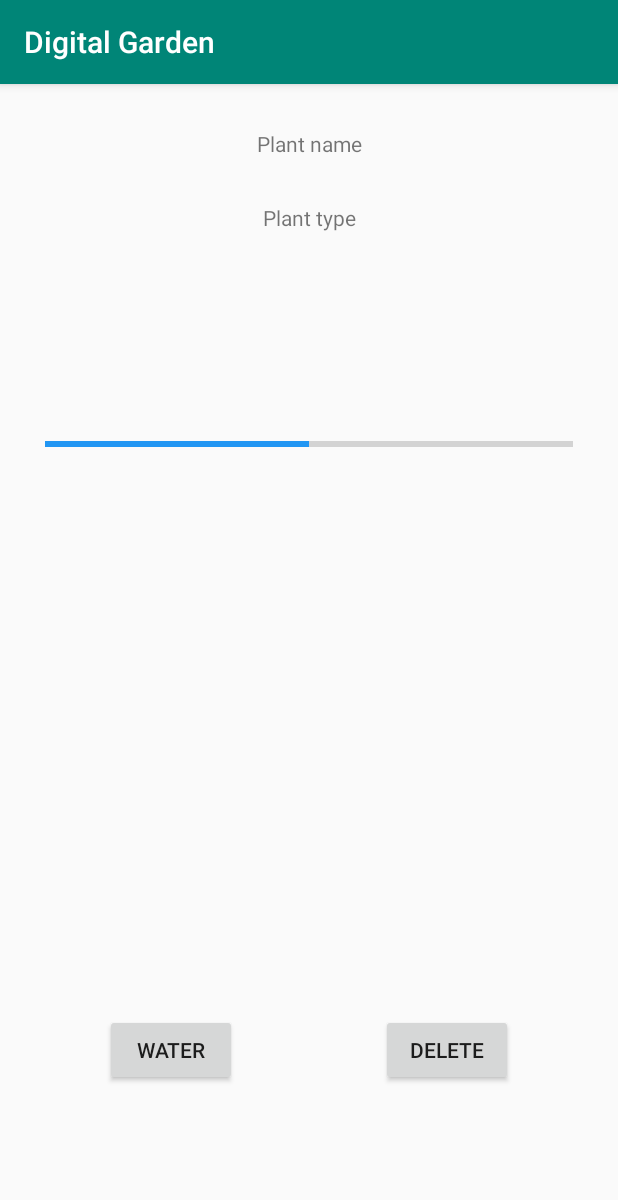
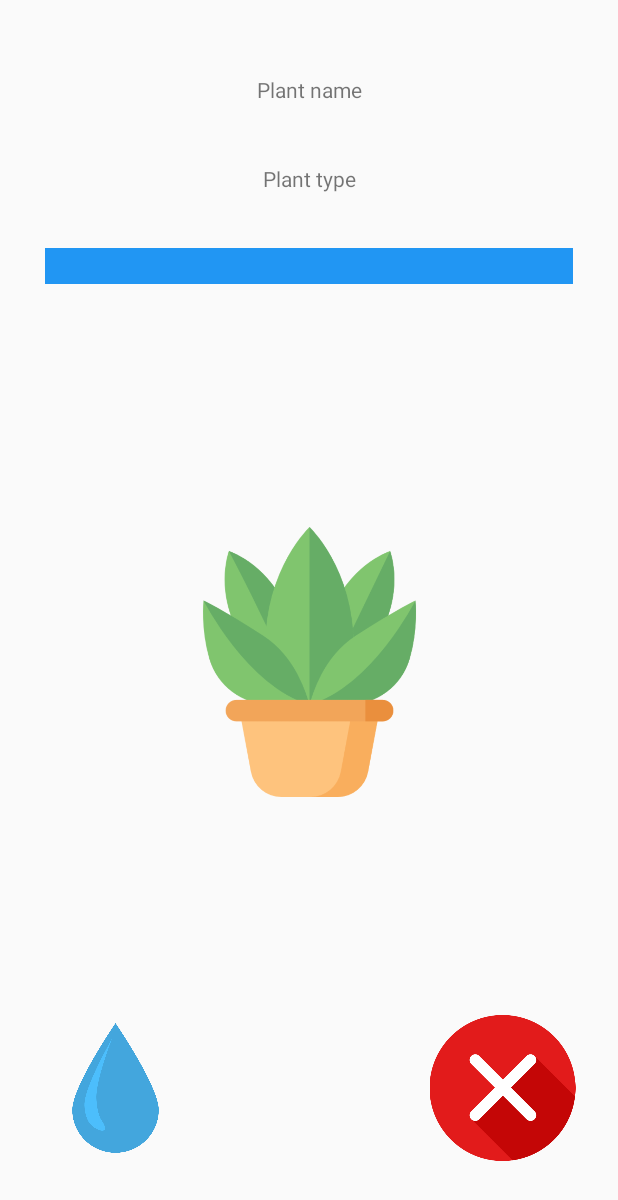
Before and after one commit to zeronid/DigitalGarden, an Android app: the PlantInfo screen opened directly, with no data from a screen before it, on a phone screen of 412 x 824 dp. Shown: the top 1200 px of the screen. Run offline under Robolectric (Android 15) with nearby library versions, the phone set to English and light mode, and no system bars; 3 statements that could not run were skipped.

Commit message:
1.Updated the "New plant" and the  "Make a new plant" buttons. 2.Updated the "water" and "delete" buttons. 3.Updated the look of the text input fields. 4.Made placeholders for future "Upload picture" function. 5.Made the water level bar thicker and added text for indication. 6.Got rid of the action bar.

```diff
--- a/app/src/main/java/com/example/digitalgarden/MainActivity.java
+++ b/app/src/main/java/com/example/digitalgarden/MainActivity.java
@@ -31,7 +31,11 @@ public class MainActivity extends AppCompatActivity {
         super.onCreate(savedInstanceState);
         setContentView(R.layout.activity_main);
 
+
         loadData();
+        for (int i = 0 ; i<plants.size();i++){
+            plantNames.add(plants.get(i).name);
+        }
 
 
         //Setting up the ListView
--- a/app/src/main/java/com/example/digitalgarden/PlantInfo.java
+++ b/app/src/main/java/com/example/digitalgarden/PlantInfo.java
@@ -14,6 +14,7 @@ public class PlantInfo extends AppCompatActivity {
     public static ProgressBar waterLevelProgress;
     public TextView plantName;
     public TextView plantType;
+    public TextView waterLevelTextView;
 
     //Water a plant with the water button
     public void water(View view){
@@ -51,11 +52,15 @@ public class PlantInfo extends AppCompatActivity {
         waterLevelProgress = findViewById(R.id.waterLevelProgressBar);
         plantName = findViewById(R.id.plantNameTextView);
         plantType = findViewById(R.id.plantTypeTextView);
+        waterLevelTextView = findViewById(R.id.waterLevelTextView);
 
         waterLevelProgress.setProgress(getIntent().getExtras().getInt("waterLevel"));
         plantName.setText("Name: " + getIntent().getExtras().getString("name"));
         plantType.setText("Type: " + getIntent().getExtras().getString("type"));
 
+        waterLevelTextView.setText("Water level: " + waterLevelProgress.getProgress() + "%");
+        waterLevelProgress.setScaleY(6f);
+
     }
 
 }
--- a/app/src/main/res/layout/activity_main.xml
+++ b/app/src/main/res/layout/activity_main.xml
@@ -21,6 +21,11 @@
         android:id="@+id/addPlantButton"
         android:layout_width="0dp"
         android:layout_height="0dp"
+        android:layout_marginStart="100dp"
+        android:layout_marginEnd="100dp"
+        android:layout_marginBottom="20dp"
+        android:background="@drawable/roundedbutton"
+        android:backgroundTint="#038307"
         android:onClick="addPlant"
         android:text="@string/add_plant"
         app:layout_constraintBottom_toBottomOf="parent"
--- a/app/src/main/res/layout/activity_plant_info.xml
+++ b/app/src/main/res/layout/activity_plant_info.xml
@@ -10,7 +10,7 @@
         android:id="@+id/plantNameTextView"
         android:layout_width="wrap_content"
         android:layout_height="wrap_content"
-        android:layout_marginTop="30dp"
+        android:layout_marginTop="50dp"
         android:text="Plant name"
         app:layout_constraintEnd_toEndOf="parent"
         app:layout_constraintHorizontal_bias="0.5"
@@ -21,36 +21,12 @@
         android:id="@+id/plantTypeTextView"
         android:layout_width="wrap_content"
         android:layout_height="wrap_content"
-        android:layout_marginTop="30dp"
+        android:layout_marginTop="40dp"
         android:text="Plant type"
         app:layout_constraintEnd_toEndOf="parent"
         app:layout_constraintHorizontal_bias="0.5"
         app:layout_constraintStart_toStartOf="parent"
         app:layout_constraintTop_toBottomOf="@+id/plantNameTextView" />
-
-    <Button
-        android:id="@+id/button"
-        android:layout_width="wrap_content"
-        android:layout_height="wrap_content"
-        android:layout_marginStart="70dp"
-        android:layout_marginBottom="100dp"
-        android:onClick="water"
-        android:text="Water"
-        app:layout_constraintBottom_toBottomOf="parent"
-        app:layout_constraintStart_toStartOf="parent" />
-
-    <Button
-        android:id="@+id/button2"
-        android:layout_width="wrap_content"
-        android:layout_height="wrap_content"
-        android:layout_marginStart="95dp"
-        android:layout_marginEnd="70dp"
-        android:layout_marginBottom="100dp"
-        android:onClick="delete"
-        android:text="Delete"
-        app:layout_constraintBottom_toBottomOf="parent"
-        app:layout_constraintEnd_toEndOf="parent"
-        app:layout_constraintStart_toEndOf="@+id/button" />
 
     <ProgressBar
         android:id="@+id/waterLevelProgressBar"
@@ -58,13 +34,65 @@
         android:layout_width="0dp"
         android:layout_height="wrap_content"
         android:layout_marginStart="30dp"
-        android:layout_marginTop="30dp"
+        android:layout_marginTop="60dp"
         android:layout_marginEnd="30dp"
-        android:layout_marginBottom="250dp"
-        android:progress="50"
+        android:progress="100"
         android:progressTint="#2196F3"
-        app:layout_constraintBottom_toTopOf="@+id/button"
         app:layout_constraintEnd_toEndOf="parent"
         app:layout_constraintStart_toStartOf="parent"
         app:layout_constraintTop_toTopOf="@id/plantTypeTextView" />
+
+    <ImageView
+        android:id="@+id/waterImageView"
+        android:layout_width="115dp"
+        android:layout_height="97dp"
+        android:layout_marginStart="55dp"
+        android:layout_marginEnd="71dp"
+        android:layout_marginBottom="50dp"
+        android:clickable="true"
+        android:onClick="water"
+        app:layout_constraintBottom_toBottomOf="parent"
+        app:layout_constraintEnd_toStartOf="@+id/imageView2"
+        app:layout_constraintStart_toStartOf="parent"
+        app:srcCompat="@drawable/waterdrop" />
+
+    <ImageView
+        android:id="@+id/imageView2"
+        android:layout_width="115dp"
+        android:layout_height="97dp"
+        android:layout_marginStart="71dp"
+        android:layout_marginEnd="55dp"
+        android:layout_marginBottom="50dp"
+        android:clickable="true"
+        android:onClick="delete"
+        app:layout_constraintBottom_toBottomOf="parent"
+        app:layout_constraintEnd_toEndOf="parent"
+        app:layout_constraintStart_toEndOf="@+id/waterImageView"
+        app:srcCompat="@drawable/cancel" />
+
+    <ImageView
+        android:id="@+id/imageView3"
+        android:layout_width="250dp"
+        android:layout_height="180dp"
+        android:layout_marginTop="120dp"
+        android:layout_marginBottom="100dp"
+        app:layout_constraintBottom_toTopOf="@+id/waterImageView"
+        app:layout_constraintEnd_toEndOf="parent"
+        app:layout_constraintHorizontal_bias="0.5"
+        app:layout_constraintStart_toStartOf="parent"
+        app:layout_constraintTop_toBottomOf="@+id/waterLevelProgressBar"
+        app:srcCompat="@drawable/plant" />
+
+    <TextView
+        android:id="@+id/waterLevelTextView"
+        android:layout_width="wrap_content"
+        android:layout_height="wrap_content"
+        android:layout_marginTop="38dp"
+        android:layout_marginBottom="120dp"
+        android:text="water level"
+        app:layout_constraintBottom_toTopOf="@+id/imageView3"
+        app:layout_constraintEnd_toStartOf="@+id/waterLevelProgressBar"
+        app:layout_constraintHorizontal_bias="0.5"
+        app:layout_constraintStart_toEndOf="@+id/waterLevelProgressBar"
+        app:layout_constraintTop_toBottomOf="@+id/plantTypeTextView" />
 </androidx.constraintlayout.widget.ConstraintLayout>
--- a/app/src/main/res/values/strings.xml
+++ b/app/src/main/res/values/strings.xml
@@ -1,4 +1,4 @@
 <resources>
     <string name="app_name">Digital Garden</string>
-    <string name="add_plant">Add Plant</string>
+    <string name="add_plant">New Plant</string>
 </resources>
--- a/app/src/main/res/values/styles.xml
+++ b/app/src/main/res/values/styles.xml
@@ -1,7 +1,7 @@
 <resources>
 
     <!-- Base application theme. -->
-    <style name="AppTheme" parent="Theme.AppCompat.Light.DarkActionBar">
+    <style name="AppTheme" parent="Theme.AppCompat.Light.NoActionBar">
         <!-- Customize your theme here. -->
         <item name="colorPrimary">@color/colorPrimary</item>
         <item name="colorPrimaryDark">@color/colorPrimaryDark</item>
```
Also changed, not shown: app/src/main/res/drawable/bg_search.xml (added, +19 -0 lines), app/src/main/res/drawable/roundedbutton.xml (added, +9 -0 lines), app/src/main/res/layout/activity_new_plant.xml (+25 -4 lines), app/src/main/res/drawable/cancel.png (added), app/src/main/res/drawable/plant.png (added), app/src/main/res/drawable/waterdrop.png (added).
